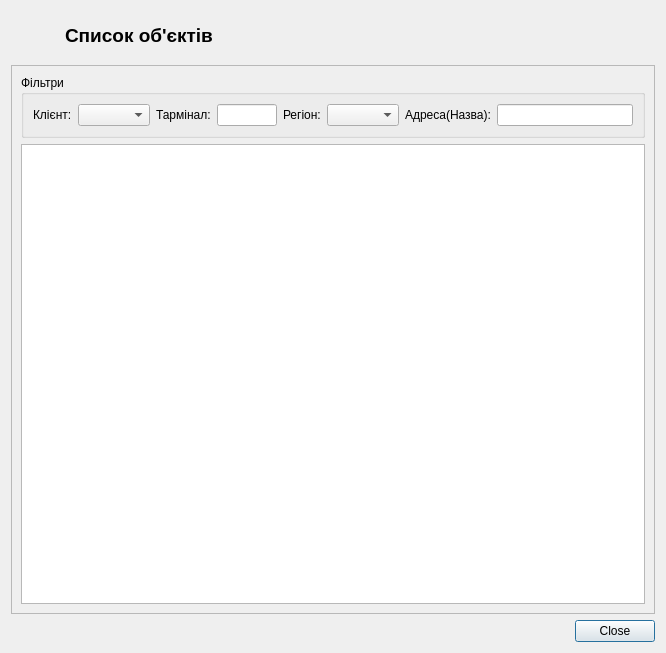
This is Gandalf/Clients/objectslistdialog.ui in rust3128/WhiteTower as Qt 5 draws it before an edit. The edited form follows.
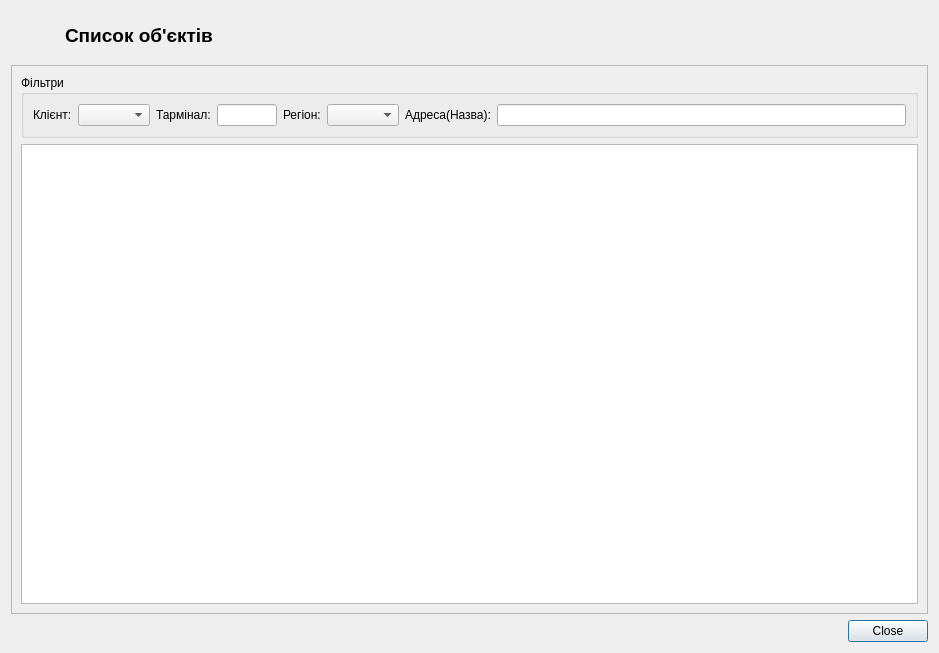
This is the edited form. Icons and pictures are not drawn.

The edit to the form file:
```diff
--- a/Gandalf/Clients/objectslistdialog.ui
+++ b/Gandalf/Clients/objectslistdialog.ui
@@ -6,7 +6,7 @@
    <rect>
     <x>0</x>
     <y>0</y>
-    <width>666</width>
+    <width>939</width>
     <height>653</height>
    </rect>
   </property>
```
Left out of the diff: 12 changed lines with no effect on the pictures.
